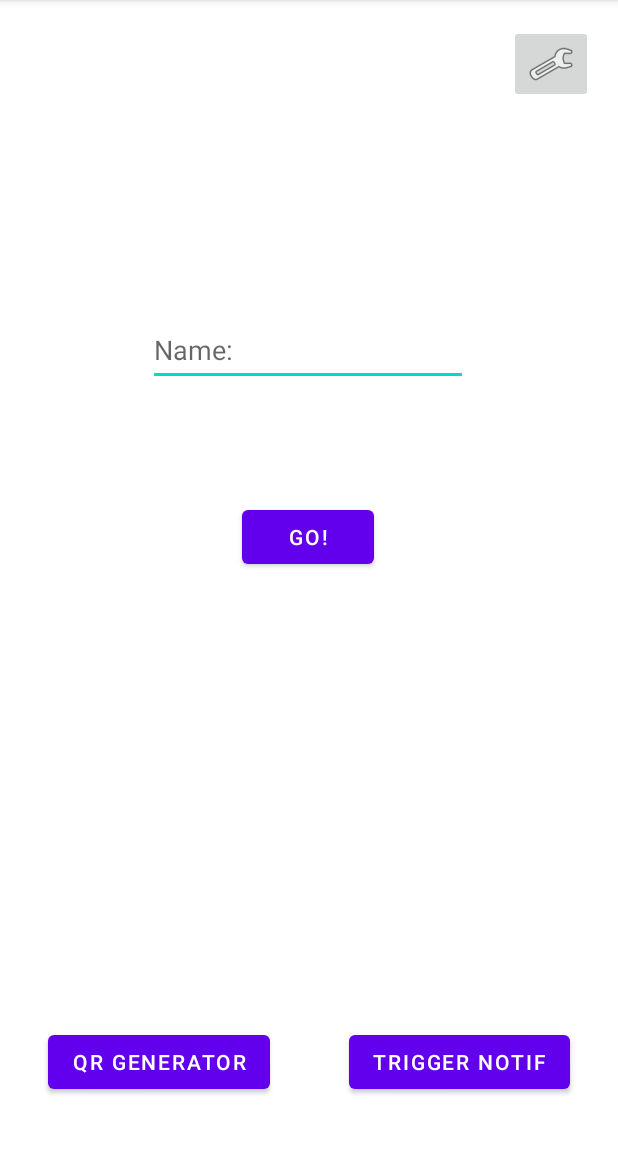
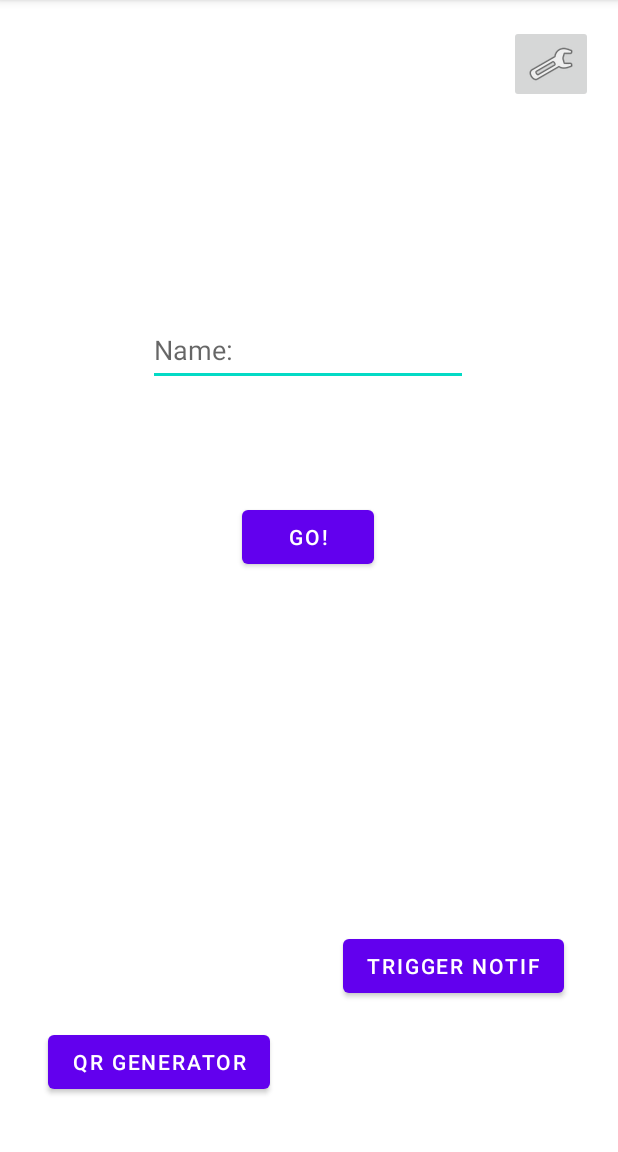
Before and after one commit to multimatum-Team/multimatum, an Android app: the screen it shows after launch (MainActivity), on a phone screen of 412 x 824 dp, the part 84-1236 px from its top. Run offline under Robolectric (Android 15) with nearby library versions, the phone set to English and light mode, and no system bars.

Commit message:
move button to avoid superpositions

```diff
--- a/app/src/main/res/layout/activity_main.xml
+++ b/app/src/main/res/layout/activity_main.xml
@@ -65,8 +65,8 @@
         android:id="@+id/triggerNotif"
         android:layout_width="wrap_content"
         android:layout_height="wrap_content"
-        android:layout_marginEnd="32dp"
-        android:layout_marginBottom="36dp"
+        android:layout_marginEnd="36dp"
+        android:layout_marginBottom="100dp"
         android:onClick="triggerNotification"
         android:text="Trigger Notif"
         app:layout_constraintBottom_toBottomOf="parent"
```
